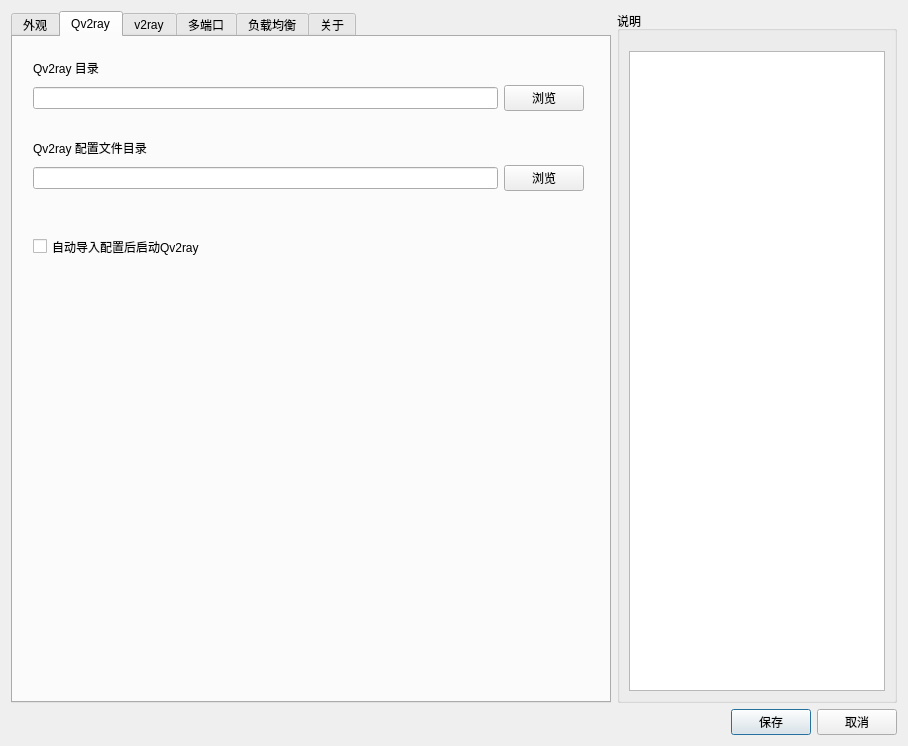
Above: ui/settings.ui from cangyin/PQv2ray before the change. Below: the same form after it.
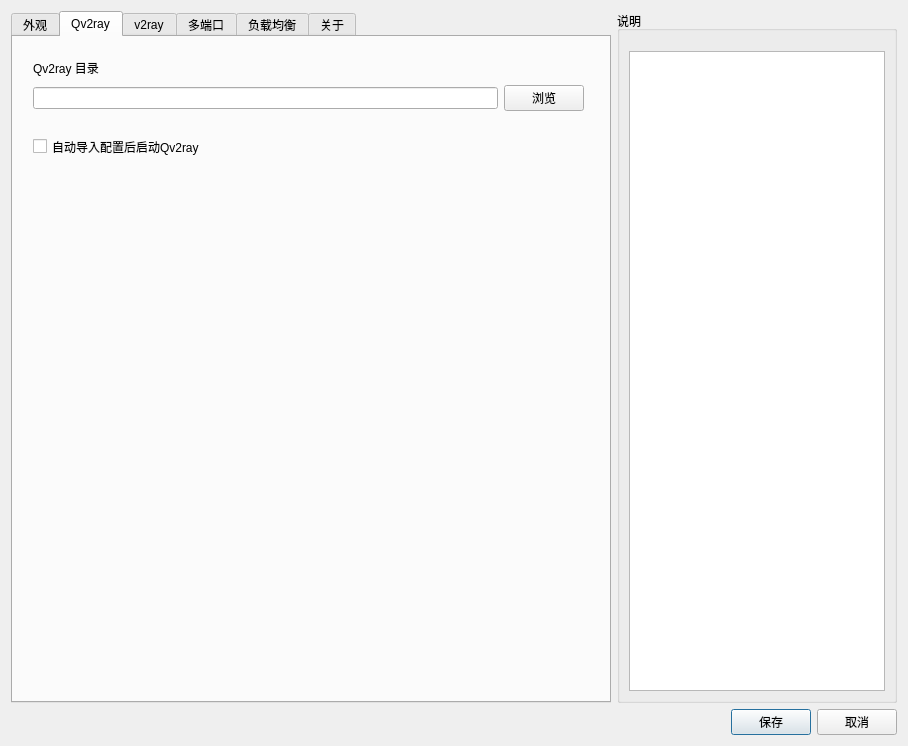
That is the form after the change. The open tabs and pages were chosen to show the change. Icons and pictures are not drawn.

Commit message: major. 1) favor qv2ray config folder instead of qv2ray root folder 2) platform independent qv2ray process utils 3) fix: switchyomega config generation

```diff
--- a/ui/settings.ui
+++ b/ui/settings.ui
@@ -282,7 +282,7 @@
        <property name="geometry">
         <rect>
          <x>20</x>
-         <y>200</y>
+         <y>100</y>
          <width>241</width>
          <height>19</height>
         </rect>
@@ -324,39 +324,6 @@
         </item>
        </layout>
       </widget>
-      <widget class="QWidget" name="layoutWidget">
-       <property name="geometry">
-        <rect>
-         <x>20</x>
-         <y>100</y>
-         <width>551</width>
-         <height>54</height>
-        </rect>
-       </property>
-       <layout class="QVBoxLayout" name="verticalLayout_8">
-        <item>
-         <widget class="QLabel" name="label_17">
-          <property name="text">
-           <string>Qv2ray 配置文件目录</string>
-          </property>
-         </widget>
-        </item>
-        <item>
-         <layout class="QHBoxLayout" name="horizontalLayout_7">
-          <item>
-           <widget class="QLineEdit" name="editQvconfigFolder"/>
-          </item>
-          <item>
-           <widget class="QPushButton" name="btnBrwsQvConfigFolder">
-            <property name="text">
-             <string>浏览</string>
-            </property>
-           </widget>
-          </item>
-         </layout>
-        </item>
-       </layout>
-      </widget>
      </widget>
      <widget class="QWidget" name="tabV2ray">
       <attribute name="title">
```
Left out of the diff: 2 changed lines with no effect on the pictures. The commit also changes 8 other files.
